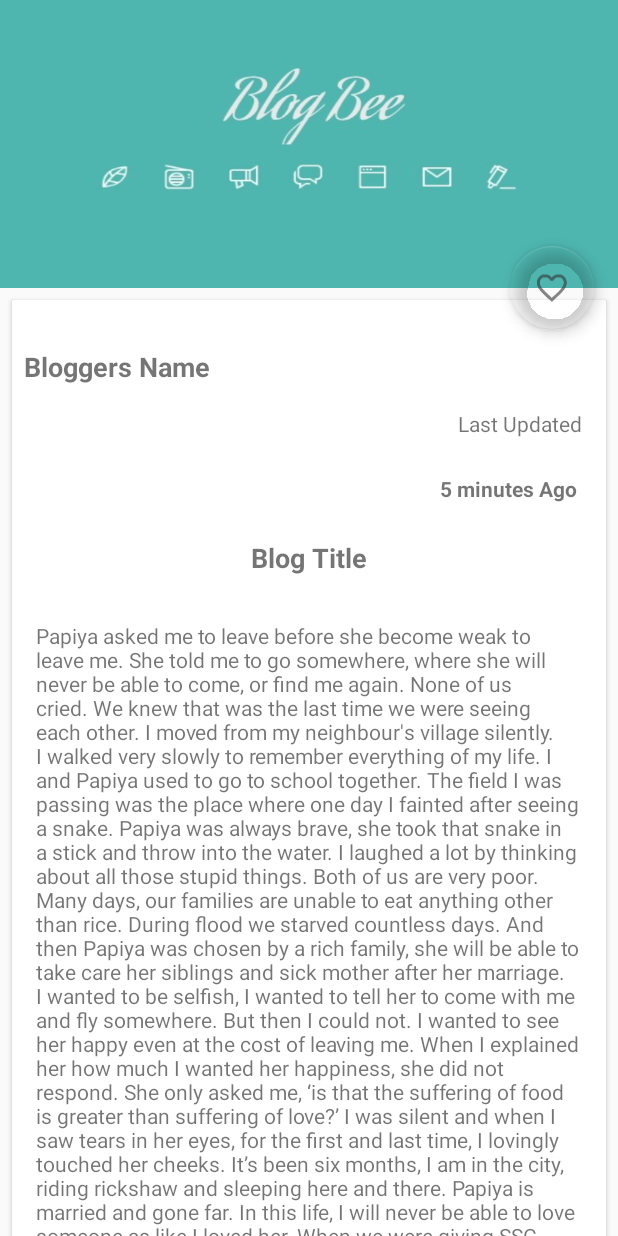
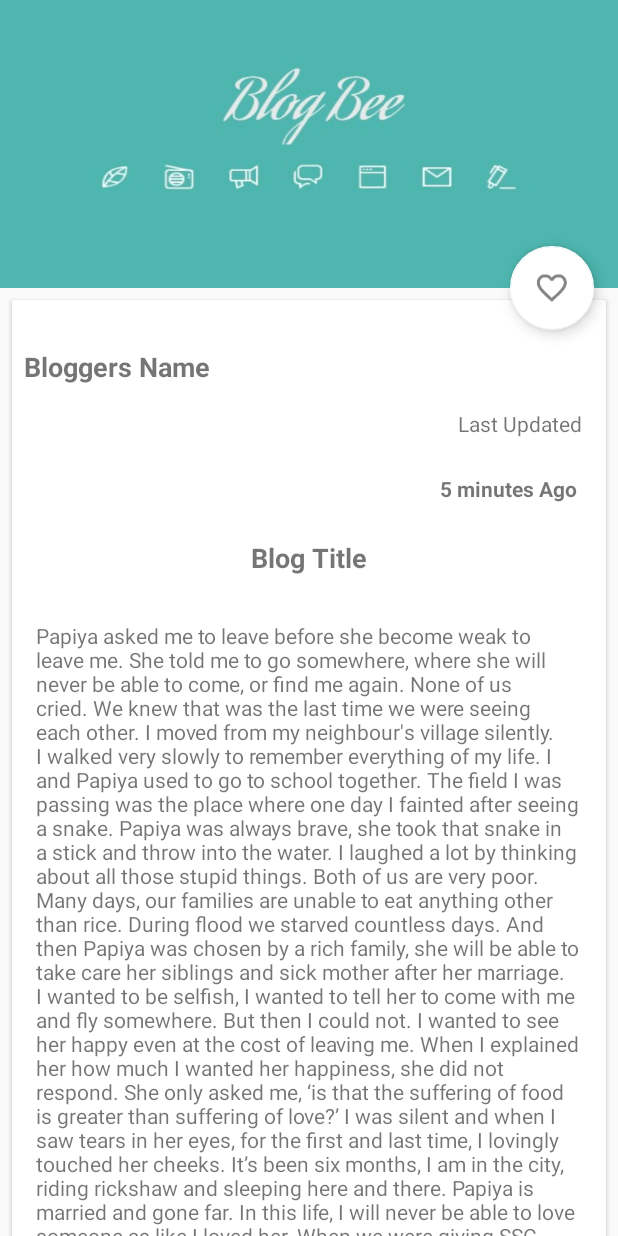
Before and after one commit to levirgon/blog-reader-app, an Android app: the layout blog_view.xml on its own in the app's theme, with its tools: preview values and no code run, on a phone screen of 412 x 824 dp. Run offline under Robolectric (Android 15) with nearby library versions, the phone set to English and light mode, and no system bars.

Commit message:
design improved

```diff
--- a/app/src/main/java/com/example/noushad/blogbee/fragment/BlogViewFragment.java
+++ b/app/src/main/java/com/example/noushad/blogbee/fragment/BlogViewFragment.java
@@ -79,14 +79,16 @@ public class BlogViewFragment extends Fragment {
         mBlogDescription = (TextView) view.findViewById(R.id.blog_description);
         mTotalCommentsTextView = (TextView) view.findViewById(R.id.total_comments_full);
 
-        FloatingActionButton floatingActionButton = (FloatingActionButton) view.findViewById(R.id.floatingActionButton);
+        final FloatingActionButton floatingActionButton = (FloatingActionButton) view.findViewById(R.id.floatingActionButton);
         floatingActionButton.setOnClickListener(new View.OnClickListener() {
             @Override
             public void onClick(View v) {
 
+                floatingActionButton.setImageResource(R.drawable.ic_favourite_added);
                 Snackbar snackbar = Snackbar.make(view, "Blog Bookmarked", Snackbar.LENGTH_LONG).setAction("UNDO", new View.OnClickListener() {
                     @Override
                     public void onClick(View view) {
+                        floatingActionButton.setImageResource(R.drawable.ic_favourite_disabled);
                         Snackbar bookmarkSnack = Snackbar.make(view, "Removed From Bookmarks!", Snackbar.LENGTH_SHORT);
                         bookmarkSnack.show();
                     }
--- a/app/src/main/res/layout/blog_view.xml
+++ b/app/src/main/res/layout/blog_view.xml
@@ -55,10 +55,10 @@
         android:layout_marginEnd="16dp"
         android:clickable="true"
         android:src="@drawable/ic_favourite_disabled"
-        app:backgroundTint="@android:color/transparent"
+        app:backgroundTint="@android:color/background_light"
         app:fabSize="normal"
-        app:layout_anchor="@+id/nestedScrollView"
-        app:layout_anchorGravity="top|right"/>
+        app:layout_anchor="@+id/collapsing_toolbar"
+        app:layout_anchorGravity="bottom|right"/>
 
     <ProgressBar
         android:id="@+id/blog_loading_progress"
@@ -68,7 +68,6 @@
         android:layout_gravity="center"/>
 
     <android.support.v4.widget.NestedScrollView
-        android:id="@+id/nestedScrollView"
         android:layout_width="match_parent"
         android:layout_height="match_parent"
         app:layout_behavior="android.support.design.widget.AppBarLayout$ScrollingViewBehavior">
@@ -188,7 +187,7 @@
                         android:layout_marginEnd="8dp"
                         android:layout_marginTop="0dp"
                         android:background="@drawable/ic_comment_white_24dp"
-                        android:backgroundTint="@color/colorPrimaryDark"
+                        android:backgroundTint="@color/colorPrimary"
                         android:fontFamily="cursive"
                         android:minWidth="48dp"
                         android:textColor="@color/cardview_light_background"
--- a/app/src/main/res/layout/create_blog.xml
+++ b/app/src/main/res/layout/create_blog.xml
@@ -48,7 +48,8 @@
             android:layout_marginRight="8dp"
             android:layout_marginTop="8dp"
             android:background="@drawable/circle_background"
-            app:backgroundTint="@android:color/transparent"
+            android:tint="@color/colorPrimary"
+            app:backgroundTint="@android:color/background_light"
             app:fabSize="normal"
             app:layout_constraintBottom_toBottomOf="@+id/blogCoverImage"
             app:layout_constraintHorizontal_bias="1.0"
@@ -98,7 +99,7 @@
             android:background="@color/colorAccent"
             android:fontFamily="cursive"
             android:text="@string/post"
-            android:textColor="@color/colorPrimary"
+            android:textColor="@color/colorPrimaryDark"
             android:textStyle="bold"
             app:layout_constraintHorizontal_bias="0.0"
             app:layout_constraintLeft_toLeftOf="@+id/blog_description_edit"
--- a/app/src/main/res/layout/custom_toolbar.xml
+++ b/app/src/main/res/layout/custom_toolbar.xml
@@ -1,11 +1,12 @@
 <?xml version="1.0" encoding="utf-8"?>
 <android.support.v7.widget.Toolbar xmlns:android="http://schemas.android.com/apk/res/android"
+                                   xmlns:app="http://schemas.android.com/apk/res-auto"
                                    android:id="@+id/custom_toolbar"
                                    android:layout_width="match_parent"
                                    android:layout_height="wrap_content"
                                    android:background="@color/colorPrimaryDark"
                                    android:minHeight="48dp"
                                    android:orientation="vertical"
-                                   android:theme="@style/ThemeOverlay.AppCompat.Dark">
+                                   app:theme="@style/ThemeOverlay.AppCompat.Light">
 
 </android.support.v7.widget.Toolbar>
--- a/app/src/main/res/values/colors.xml
+++ b/app/src/main/res/values/colors.xml
@@ -1,8 +1,7 @@
 <?xml version="1.0" encoding="utf-8"?>
 <resources>
     <color name="colorPrimary">#4db6ac</color>
-    <color name="colorPrimaryDark">#019688</color>
-    <color name="colorAccent">#dddddd</color>
-    <color name="primary_dark_material_light">#d7ccc8</color>
-    <color name="primary_dark_material_light_1">#dedede</color>
+    <color name="colorPrimaryDark">#eceff1</color>
+    <color name="colorAccent">#4db6ac</color>
+
 </resources>
--- a/app/src/main/res/values/styles.xml
+++ b/app/src/main/res/values/styles.xml
@@ -8,7 +8,7 @@
         <item name="colorAccent">@color/colorAccent</item>
        </style>
 
-    <style name="AppTheme.AppBarOverlay" parent="ThemeOverlay.AppCompat.Dark.ActionBar"/>
+    <style name="AppTheme.AppBarOverlay" parent="ThemeOverlay.AppCompat.Light"/>
 
     <style name="AppTheme.PopupOverlay" parent="ThemeOverlay.AppCompat.Light"/>
 
```
Also changed, not shown: app/src/main/res/drawable-hdpi/ic_favourite_added.png (added), app/src/main/res/drawable-mdpi/ic_favourite_added.png (added), app/src/main/res/drawable-xhdpi/ic_favourite_added.png (added), app/src/main/res/drawable-xxhdpi/ic_favourite_added.png (added).
